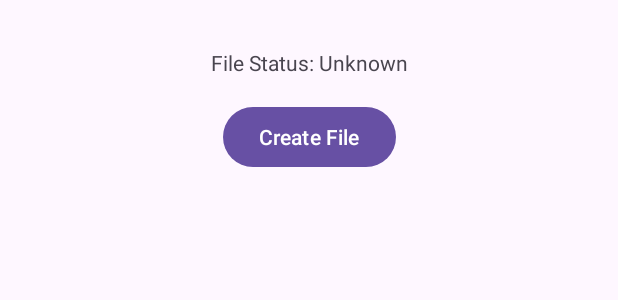
After one commit to alonalbert/keyvaluebackup-test-app, an Android app: the layout activity_main.xml on its own in the app's theme, with its tools: preview values and no code run, on a phone screen of 412 x 824 dp. The commit adds this screen. Shown: the top 300 px of the screen. Run offline under Robolectric (Android 15) with nearby library versions, the phone set to English and light mode, and no system bars.

Commit message:
Adds k/v backup agent, which backups a file. Adds basic activity, where user can create the file backup and check whether it exists.

```diff
--- /dev/null
+++ b/app/src/main/res/layout/activity_main.xml
@@ -0,0 +1,29 @@
+<?xml version="1.0" encoding="utf-8"?>
+<androidx.constraintlayout.widget.ConstraintLayout xmlns:android="http://schemas.android.com/apk/res/android"
+    xmlns:app="http://schemas.android.com/apk/res-auto"
+    xmlns:tools="http://schemas.android.com/tools"
+    android:layout_width="match_parent"
+    android:layout_height="match_parent"
+    tools:context=".MainActivity">
+
+  <TextView
+      android:id="@+id/fileStatusTextView"
+      android:layout_width="wrap_content"
+      android:layout_height="wrap_content"
+      android:layout_marginTop="32dp"
+      android:text="File Status: Unknown"
+      app:layout_constraintEnd_toEndOf="parent"
+      app:layout_constraintStart_toStartOf="parent"
+      app:layout_constraintTop_toTopOf="parent" />
+
+  <Button
+      android:id="@+id/createFileButton"
+      android:layout_width="wrap_content"
+      android:layout_height="wrap_content"
+      android:layout_marginTop="16dp"
+      android:text="Create File"
+      app:layout_constraintEnd_toEndOf="parent"
+      app:layout_constraintStart_toStartOf="parent"
+      app:layout_constraintTop_toBottomOf="@+id/fileStatusTextView" />
+
+</androidx.constraintlayout.widget.ConstraintLayout>
--- a/app/src/main/res/values/themes.xml
+++ b/app/src/main/res/values/themes.xml
@@ -1,5 +1,5 @@
 <?xml version="1.0" encoding="utf-8"?>
 <resources>
-
-  <style name="Theme.KeyValueBackupTestApp" parent="android:Theme.Material.Light.NoActionBar" />
+  <style name="AppTheme" parent="Theme.Material3.Light">
+  </style>
 </resources>
```
Also changed, not shown: app/build.gradle.kts (+10 -0 lines), app/src/main/AndroidManifest.xml (+4 -7 lines), app/src/main/java/com/example/keyvaluebackup/MainActivity.kt (+21 -38 lines), app/src/main/java/com/example/keyvaluebackup/MainViewModel.kt (added, +44 -0 lines), app/src/main/java/com/example/keyvaluebackup/TestAppBackupAgent.java (+16 -51 lines), app/src/main/java/com/example/keyvaluebackup/ui/theme/Color.kt (deleted, +0 -11 lines), app/src/main/java/com/example/keyvaluebackup/ui/theme/Theme.kt (deleted, +0 -58 lines), app/src/main/java/com/example/keyvaluebackup/ui/theme/Type.kt (deleted, +0 -34 lines), app/src/main/res/values/colors.xml (+1 -9 lines), app/src/main/res/xml/backup_rules.xml (deleted, +0 -13 lines), app/src/main/res/xml/data_extraction_rules.xml (deleted, +0 -19 lines), gradle/libs.versions.toml (+18 -0 lines).
